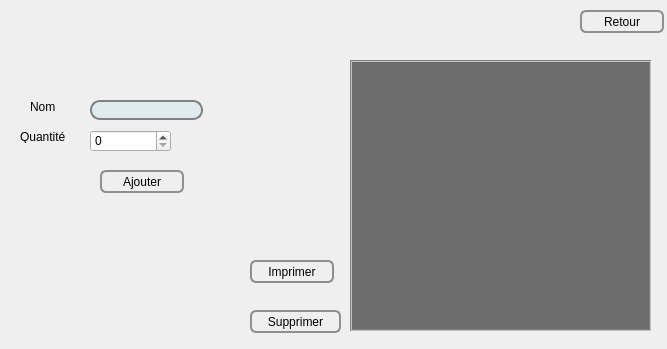
The window that articles.ui (soumaya-nheri/Smart-Restaurant-2A27) describes before a commit, drawn with Qt 5.
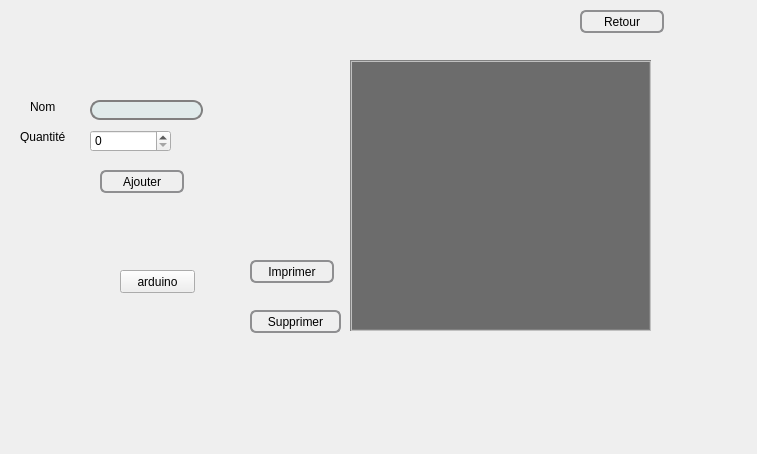
The same window after the commit. Icons and pictures are not drawn.

Patch:
```diff
--- a/articles.ui
+++ b/articles.ui
@@ -6,8 +6,8 @@
    <rect>
     <x>0</x>
     <y>0</y>
-    <width>667</width>
-    <height>349</height>
+    <width>757</width>
+    <height>454</height>
    </rect>
   </property>
   <property name="windowTitle">
@@ -715,6 +715,19 @@
      <normaloff>:/new/prefix1/attachments (4)/reservation.png</normaloff>:/new/prefix1/attachments (4)/reservation.png</iconset>
    </property>
   </widget>
+  <widget class="QPushButton" name="pushButton_4">
+   <property name="geometry">
+    <rect>
+     <x>120</x>
+     <y>270</y>
+     <width>75</width>
+     <height>23</height>
+    </rect>
+   </property>
+   <property name="text">
+    <string>arduino</string>
+   </property>
+  </widget>
  </widget>
  <resources>
   <include location="Ressource.qrc"/>
```
